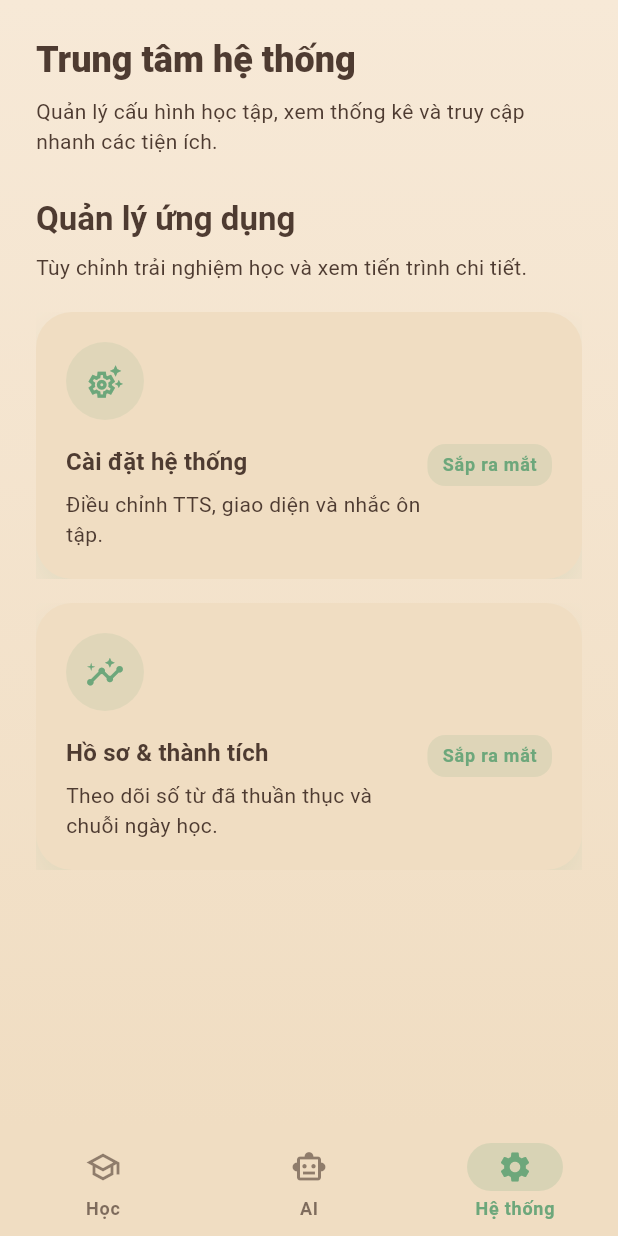
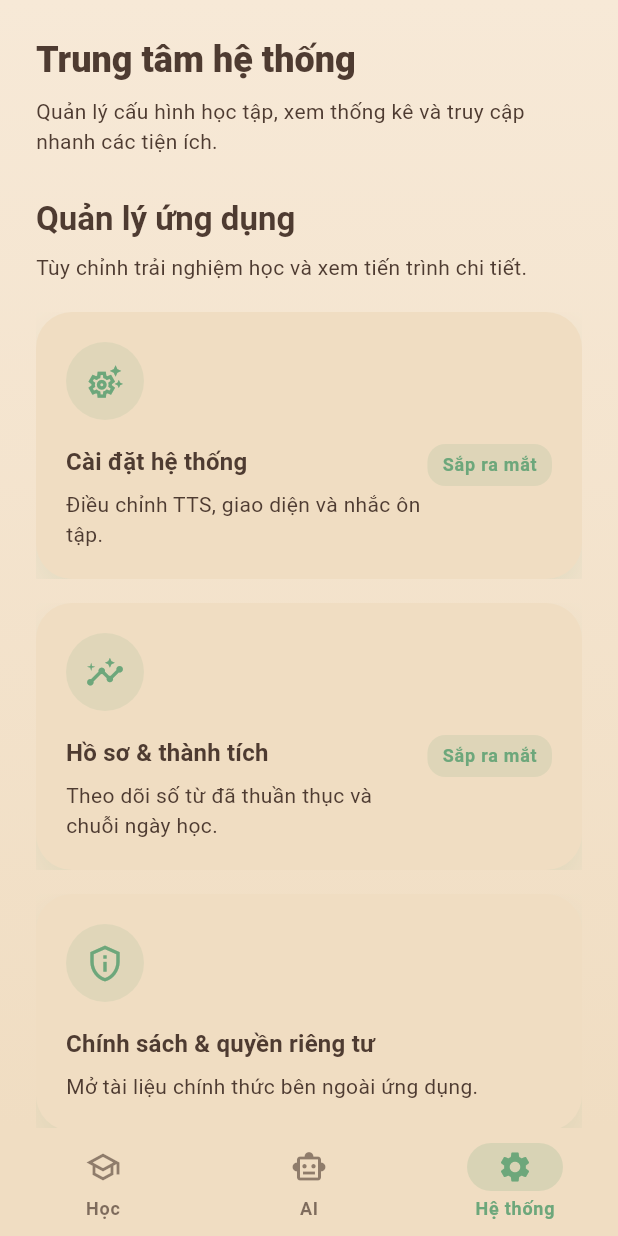
Before and after one commit to hieuhieu2202/learnchinesene, a Flutter app: the screen it shows after launch, item 3 of the bottom bar chosen, on a phone screen of 412 x 824 dp. Run offline on Flutter 3.47's test engine with Material 3 defaults, Android fonts, the phone set to English and light mode, and no system bars; our stand-ins replace audioplayers, get, sqflite; accounts and stored records are empty.

Commit message:
Add external privacy policy link to system hub

```diff
--- a/lib/features/vocabulary/presentation/pages/home_page.dart
+++ b/lib/features/vocabulary/presentation/pages/home_page.dart
@@ -1,5 +1,6 @@
 import 'package:flutter/material.dart';
 import 'package:get/get.dart';
+import 'package:url_launcher/url_launcher.dart';
 
 import '../../../../routes/app_routes.dart';
 import '../controllers/home_controller.dart';
@@ -478,6 +479,11 @@ class _AiActionCard extends StatelessWidget {
 class _SystemHubTab extends StatelessWidget {
   const _SystemHubTab();
 
+  Future<void> _openPolicy() async {
+    final uri = Uri.parse('https://10.220.130.117/newweb/nvidia/rack/f16/3f/all/ft');
+    await launchUrl(uri, mode: LaunchMode.externalApplication);
+  }
+
   @override
   Widget build(BuildContext context) {
     final systemItems = [
@@ -494,6 +500,12 @@ class _SystemHubTab extends StatelessWidget {
         subtitle: 'Theo dõi số từ đã thuần thục và chuỗi ngày học.',
         comingSoon: true,
         onTap: () => navigateAfterFrame(() => Get.toNamed(AppRoutes.profile)),
+      ),
+      _NavigationItem(
+        icon: Icons.privacy_tip_outlined,
+        title: 'Chính sách & quyền riêng tư',
+        subtitle: 'Mở tài liệu chính thức bên ngoài ứng dụng.',
+        onTap: _openPolicy,
       ),
     ];
 
```
